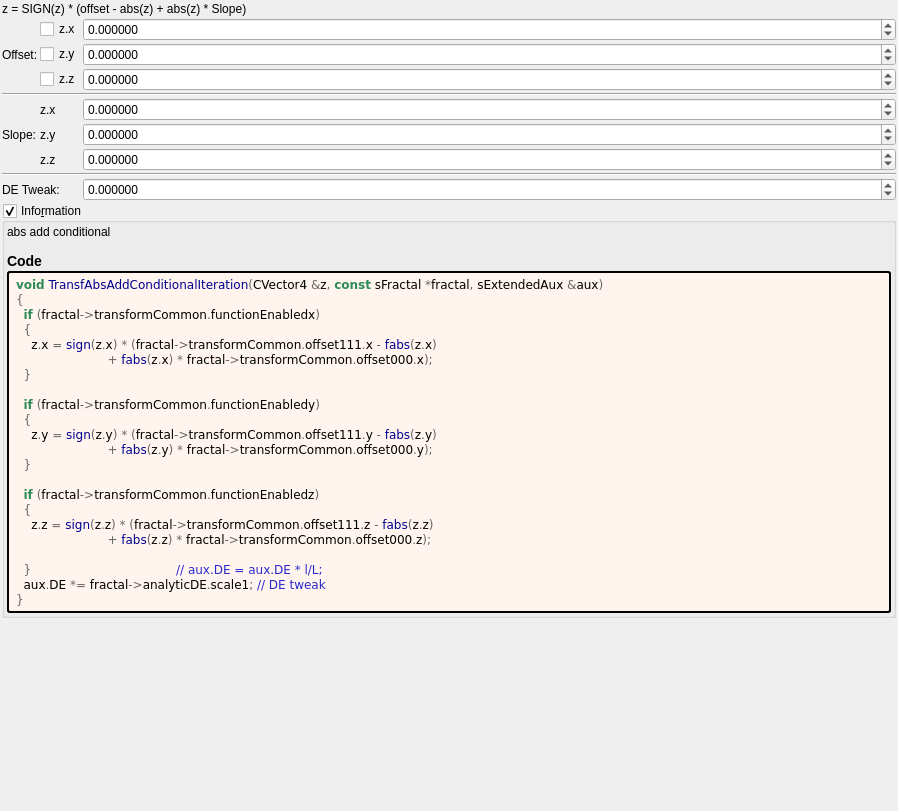
Old version of the form mandelbulber2/formula/ui/transf_abs_add_conditional.ui in the repository buddhi1980/mandelbulber2.
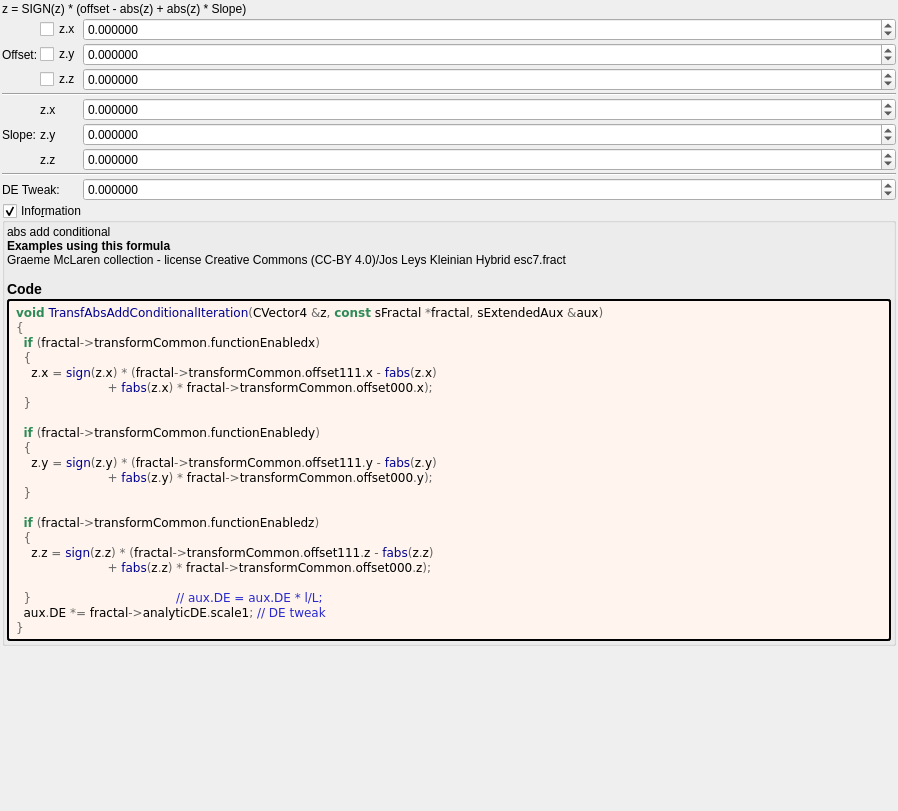
New version of the form. Custom widgets are drawn as their Qt base class.

Patch:
```diff
--- a/mandelbulber2/formula/ui/transf_abs_add_conditional.ui
+++ b/mandelbulber2/formula/ui/transf_abs_add_conditional.ui
@@ -348,7 +348,7 @@
         <property name="text">
          <string notr="true">&lt;p&gt;abs add conditional&lt;/p&gt;&lt;table&gt;
 &lt;/table&gt;
-&lt;h3&gt;Code&lt;/h3&gt;</string>
+&lt;br&gt;&lt;b&gt;Examples using this formula&lt;/b&gt;&lt;br&gt;Graeme McLaren  collection - license Creative Commons  (CC-BY 4.0)/Jos Leys Kleinian Hybrid esc7.fract&lt;h3&gt;Code&lt;/h3&gt;</string>
         </property>
         <property name="wordWrap">
          <bool>true</bool>
```
